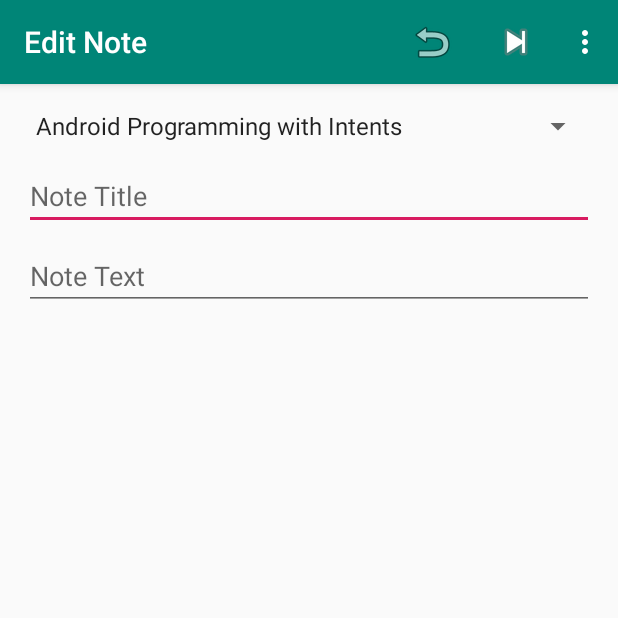
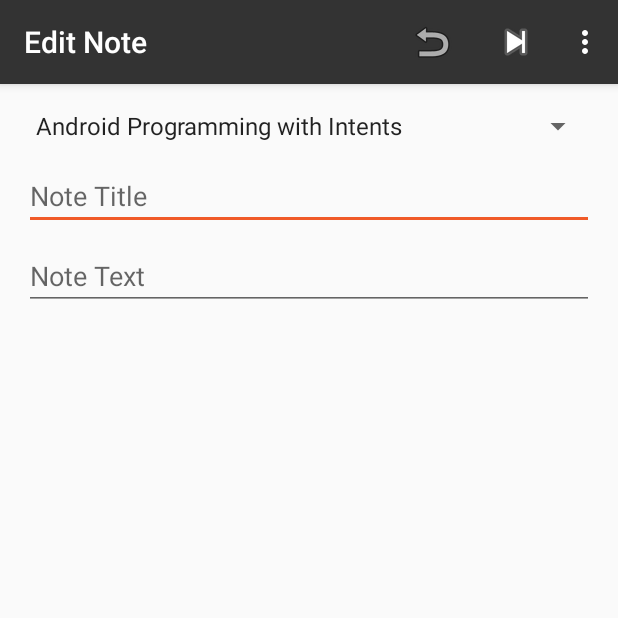
Before and after one commit to mayokunadeniyi/Quick-Notes, an Android app: the NoteActivity screen opened directly, with no data from a screen before it, on a phone screen of 412 x 824 dp, the top half of it. Run offline under Robolectric (Android 15) with nearby library versions, the phone set to English and light mode, and no system bars.

Commit message:
Changed application Theme

```diff
--- a/app/src/main/res/layout/content_note.xml
+++ b/app/src/main/res/layout/content_note.xml
@@ -27,7 +27,7 @@
         android:layout_height="wrap_content"
         android:layout_marginTop="12dp"
         android:ems="10"
-        android:hint="Note Title"
+        android:hint="@string/note_title"
         android:inputType="textPersonName"
         app:layout_constraintEnd_toEndOf="@+id/spinner_courses"
         app:layout_constraintHorizontal_bias="1.0"
@@ -40,7 +40,7 @@
         android:layout_height="wrap_content"
         android:layout_marginTop="8dp"
         android:ems="10"
-        android:hint="Note Text"
+        android:hint="@string/note_text"
         android:inputType="textPersonName"
         app:layout_constraintEnd_toEndOf="@+id/note_title"
         app:layout_constraintStart_toStartOf="@+id/note_title"
--- a/app/src/main/res/layout/item_course_list.xml
+++ b/app/src/main/res/layout/item_course_list.xml
@@ -24,7 +24,7 @@
                 android:layout_height="wrap_content"
                 android:text="TextView"
                 android:textAlignment="center"
-                android:textAppearance="@style/TextAppearance.AppCompat.Medium"
+                android:textAppearance="@style/CourseTitle"
                 app:layout_constraintEnd_toEndOf="parent"
                 app:layout_constraintStart_toStartOf="parent"
                 app:layout_constraintTop_toTopOf="parent" />
@@ -36,6 +36,7 @@
                 android:layout_marginStart="8dp"
                 android:layout_marginLeft="8dp"
                 android:layout_marginTop="8dp"
+                android:tint="@color/orange"
                 app:layout_constraintEnd_toEndOf="@+id/text_course"
                 app:layout_constraintStart_toStartOf="@+id/text_course"
                 app:layout_constraintTop_toBottomOf="@+id/text_course"
--- a/app/src/main/res/layout/item_note_list.xml
+++ b/app/src/main/res/layout/item_note_list.xml
@@ -24,6 +24,7 @@
                 android:layout_height="wrap_content"
                 android:layout_marginTop="8dp"
                 android:layout_marginBottom="8dp"
+                android:tint="@color/orange"
                 app:layout_constraintBottom_toBottomOf="parent"
                 app:layout_constraintTop_toTopOf="parent"
                 app:srcCompat="@drawable/ic_assignment_black_24dp" />
@@ -35,7 +36,7 @@
                 android:layout_marginStart="8dp"
                 android:layout_marginLeft="8dp"
                 android:text="TextView"
-                android:textAppearance="@style/TextAppearance.AppCompat.Large"
+                android:textAppearance="@style/CourseTitle"
                 app:layout_constraintEnd_toEndOf="parent"
                 app:layout_constraintStart_toEndOf="@+id/imageView2"
                 app:layout_constraintTop_toTopOf="parent" />
--- a/app/src/main/res/values/colors.xml
+++ b/app/src/main/res/values/colors.xml
@@ -1,6 +1,7 @@
 <?xml version="1.0" encoding="utf-8"?>
 <resources>
-    <color name="colorPrimary">#008577</color>
-    <color name="colorPrimaryDark">#00574B</color>
-    <color name="colorAccent">#D81B60</color>
+    <color name="colorPrimary">#333333</color>
+    <color name="colorPrimaryDark">#222222</color>
+    <color name="colorAccent">#F05A28</color>
+    <color name="orange">#F05A28</color>
 </resources>
--- a/app/src/main/res/values/strings.xml
+++ b/app/src/main/res/values/strings.xml
@@ -16,4 +16,6 @@
     <string name="menu_tools">Tools</string>
     <string name="menu_share">Share</string>
     <string name="menu_send">Send</string>
+    <string name="note_title">Note Title</string>
+    <string name="note_text">Note Text</string>
 </resources>
--- a/app/src/main/res/values/styles.xml
+++ b/app/src/main/res/values/styles.xml
@@ -1,4 +1,4 @@
-<resources>
+<resources xmlns:tools="http://schemas.android.com/tools">
 
     <!-- Base application theme. -->
     <style name="AppTheme" parent="Theme.AppCompat.Light.DarkActionBar">
@@ -16,5 +16,9 @@
     <style name="AppTheme.AppBarOverlay" parent="ThemeOverlay.AppCompat.Dark.ActionBar" />
 
     <style name="AppTheme.PopupOverlay" parent="ThemeOverlay.AppCompat.Light" />
+    <style name="CourseTitle" parent="@android:style/TextAppearance.Material.Medium" tools:targetApi="lollipop">
+        <item name="android:textColor">@color/orange</item>
+        <item name="android:textStyle">bold</item>
+    </style>
 
 </resources>
```
